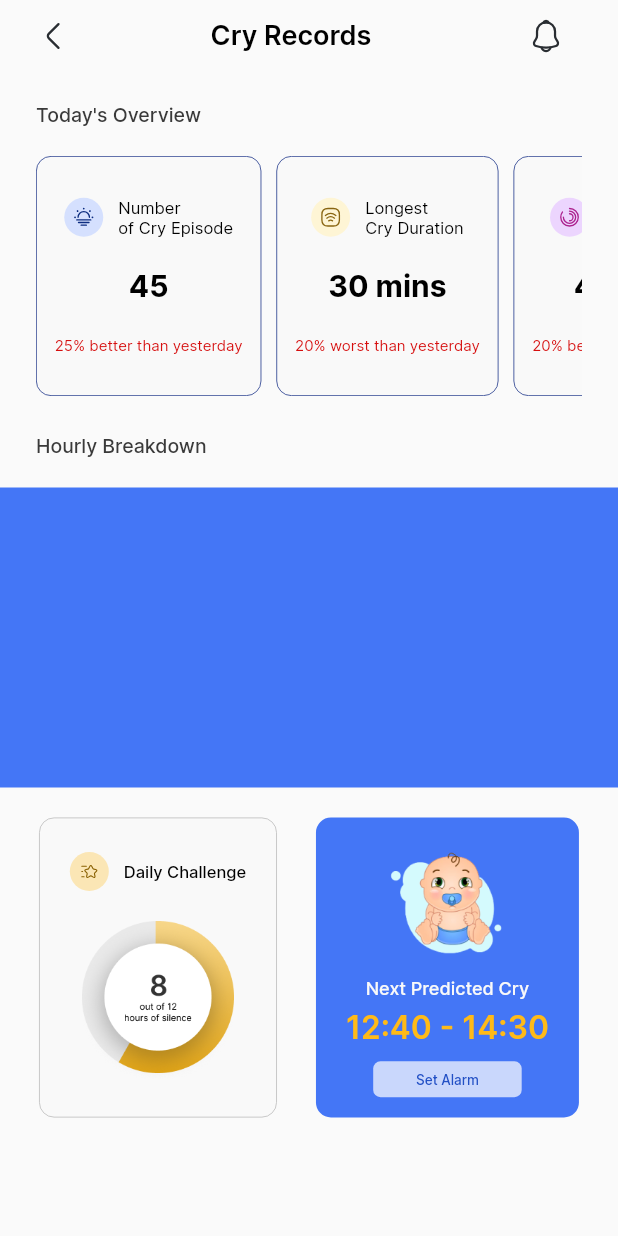
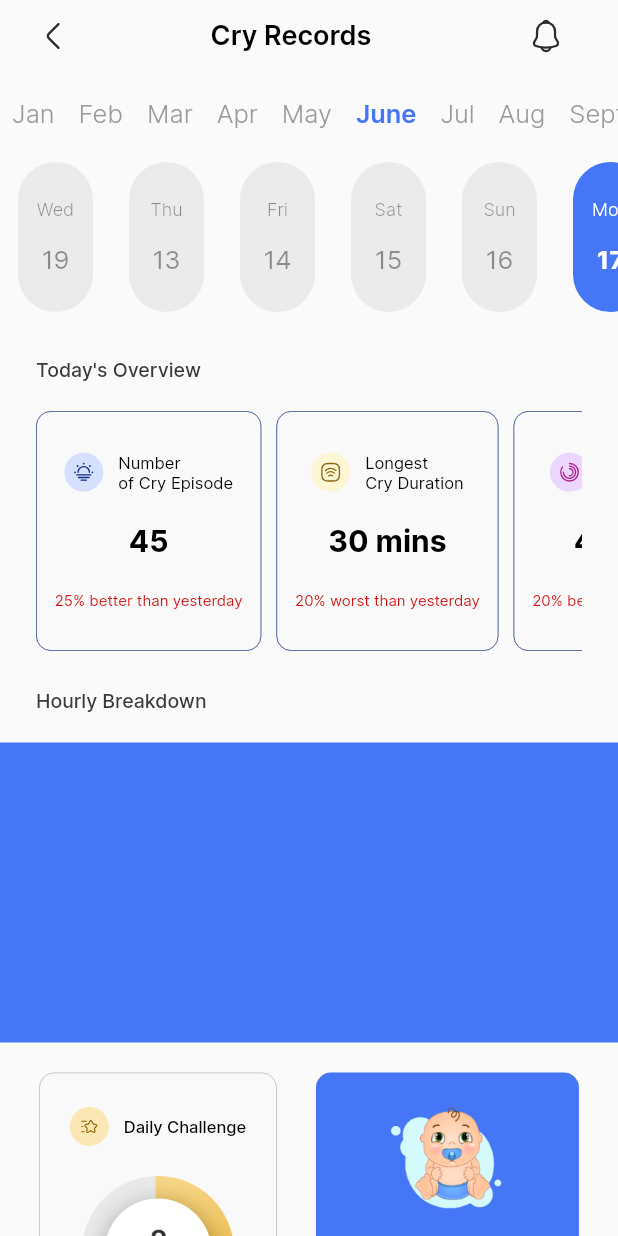
Before and after one commit to divincoder/ubenwa_val, a Flutter app: the HomeView screen opened by its route, on a phone screen of 412 x 824 dp. Run offline on Flutter 3.47's test engine with Material 2 defaults, Android fonts, the phone set to English and light mode, and no system bars; our stand-ins replace flutter_svg, stacked, stacked_services, stacked_shared.

Commit message:
- added month and day custom calender views

```diff
--- /dev/null
+++ b/lib/models/day_model.dart
@@ -0,0 +1,5 @@
+class DayModel {
+  final String day;
+  final String date;
+  DayModel({required this.day, required this.date});
+}
--- a/lib/ui/common/app_colors.dart
+++ b/lib/ui/common/app_colors.dart
@@ -10,6 +10,7 @@ class AppColors {
   static const Color babyThreeBg = Color(0xffFBF2E9);
   static const Color defaultCarousel = Color(0xffD3DEFC);
   static const Color text = Color(0xff3A3A3A);
+  static const Color textSecondary = Color(0xff9A9A9A);
   static const Color defaultStateCTA = Color(0xff858585);
   static const Color notificationIndicator = Color(0xffFFB300);
   static const Color darkBlue = Color(0xff132C84);
@@ -23,4 +24,5 @@ class AppColors {
   static const Color whiteHalf = Color(0xffF9F9F9);
   static const Color custard = Color(0xffFFBA18);
   static const Color alarmBtn = Color(0xff2250C5);
+  static const Color dayBg = Color(0xffEBEBEB);
 }
--- a/lib/ui/views/home/home_view.dart
+++ b/lib/ui/views/home/home_view.dart
@@ -3,7 +3,6 @@ import 'package:mum_health/gen/assets.gen.dart';
 import 'package:mum_health/generated/l10n.dart';
 import 'package:stacked/stacked.dart';
 import 'package:mum_health/ui/common/app_colors.dart';
-import 'package:mum_health/ui/common/ui_helpers.dart';
 import 'home_viewmodel.dart';
 import 'widgets/widgets.dart';
 
@@ -22,17 +21,18 @@ class HomeView extends StackedView<HomeViewModel> {
           child: Column(
             children: [
               _appBar(),
-              const SizedBox(height: 20),
+              const SizedBox(height: 10),
+              _monthsContainer(viewModel),
+              const SizedBox(height: 10),
+              _dayChooserContainer(viewModel),
+              const SizedBox(height: 30),
               const TodayOverviewContainer(),
               const SizedBox(height: 25),
               const HourlyBreakdownWidget(),
               const SizedBox(height: 20),
               const Row(
                 mainAxisAlignment: MainAxisAlignment.spaceEvenly,
-                children: [
-                  DailyChallengeWidget(),
-                  NextPredictedCryWidget()
-                ],
+                children: [DailyChallengeWidget(), NextPredictedCryWidget()],
               )
             ],
           ),
@@ -47,8 +47,7 @@ class HomeView extends StackedView<HomeViewModel> {
       padding: const EdgeInsets.symmetric(horizontal: 24),
       child: Row(
         children: [
-          GestureDetector(
-              onTap: () {}, child: Assets.svg.arrowLeft.svg()),
+          GestureDetector(onTap: () {}, child: Assets.svg.arrowLeft.svg()),
           Expanded(
               child: Align(
             alignment: Alignment.center,
@@ -63,9 +62,77 @@ class HomeView extends StackedView<HomeViewModel> {
     );
   }
 
+  _monthsContainer(HomeViewModel viewModel) {
+    return SizedBox(
+        height: 40,
+        child: ListView.builder(
+            scrollDirection: Axis.horizontal,
+            itemCount: viewModel.months.length,
+            itemBuilder: (BuildContext context, int index) {
+              return Padding(
+                padding: const EdgeInsets.all(8.0),
+                child: GestureDetector(
+                  onTap: () {
+                    viewModel.selectedMonthIndex = index;
+                  },
+                  child: Text(viewModel.months[index],
+                      style: TextStyle(
+                          color: viewModel.selectedMonthIndex == index
+                              ? AppColors.primary
+                              : AppColors.textSecondary,
+                          fontSize: 17,
+                          fontWeight: viewModel.selectedMonthIndex == index ? FontWeight.w600 : FontWeight.w300)),
+                ),
+              );
+            }));
+  }
+
+  _dayChooserContainer(HomeViewModel viewModel) {
+    return SizedBox(
+        height: 100,
+        child: ListView.builder(
+            scrollDirection: Axis.horizontal,
+            itemCount: viewModel.months.length,
+            itemBuilder: (BuildContext context, int index) {
+              return InkWell(
+                onTap: () {
+                  viewModel.selectedMonthIndex = index;
+                },
+                child: Container(
+                  margin: const EdgeInsets.symmetric(horizontal: 12),
+                  padding: const EdgeInsets.all(8.0),
+                  width: 50,
+                  decoration: BoxDecoration(
+                    borderRadius: BorderRadius.circular(43.22),
+                    color: viewModel.selectedMonthIndex == index ? AppColors.primary : AppColors.dayBg
+                  ),
+                  child: Column(
+                    mainAxisAlignment: MainAxisAlignment.spaceEvenly,
+                    children: [
+                      Text(viewModel.days[index].day,
+                          style: TextStyle(
+                              color: viewModel.selectedMonthIndex == index
+                                  ? Colors.white
+                                  : Colors.black.withOpacity(0.41),
+                              fontSize: 12,
+                              fontWeight: FontWeight.w300)),
+                      Text(viewModel.days[index].date,
+                          style: TextStyle(
+                              color: viewModel.selectedMonthIndex == index
+                                  ? Colors.white
+                                  : Colors.black.withOpacity(0.41),
+                              fontSize: 17,
+                              fontWeight: viewModel.selectedMonthIndex == index ? FontWeight.w700 : FontWeight.w400))
+                    ],
+                  ),
+                ),
+              );
+            }));
+  }
+
   @override
-  HomeViewModel viewModelBuilder(
-    BuildContext context,
-  ) =>
-      HomeViewModel();
+  HomeViewModel viewModelBuilder(BuildContext context) => HomeViewModel();
+
+  @override
+  void onViewModelReady(HomeViewModel viewModel) => viewModel.onReady();
 }
--- a/lib/ui/views/home/home_viewmodel.dart
+++ b/lib/ui/views/home/home_viewmodel.dart
@@ -2,6 +2,7 @@ import 'package:mum_health/app/app.bottomsheets.dart';
 import 'package:mum_health/app/app.dialogs.dart';
 import 'package:mum_health/app/app.locator.dart';
 import 'package:mum_health/generated/l10n.dart';
+import 'package:mum_health/models/day_model.dart';
 import 'package:stacked/stacked.dart';
 import 'package:stacked_services/stacked_services.dart';
 
@@ -10,6 +11,53 @@ class HomeViewModel extends BaseViewModel {
   final _bottomSheetService = locator<BottomSheetService>();
 
   var nextPredictedCry = "12:40 - 14:30";
+  var months = [
+    "Jan",
+    "Feb",
+    "Mar",
+    "Apr",
+    "May",
+    "June",
+    "Jul",
+    "Aug",
+    "Sept",
+    "Oct",
+    "Nov",
+    "Dec"
+  ];
+  var days = [
+    DayModel(day: "Wed", date: "19"),
+    DayModel(day: "Thu", date: "13"),
+    DayModel(day: "Fri", date: "14"),
+    DayModel(day: "Sat", date: "15"),
+    DayModel(day: "Sun", date: "16"),
+    DayModel(day: "Mon", date: "17"),
+    DayModel(day: "Tue", date: "18"),
+    DayModel(day: "Wed", date: "19"),
+    DayModel(day: "Thu", date: "20"),
+    DayModel(day: "Fri", date: "21"),
+    DayModel(day: "Sat", date: "22"),
+    DayModel(day: "Sun", date: "23"),
+    DayModel(day: "Mon", date: "24"),
+  ];
+  late int _selectedMonthIndex;
+  int get selectedMonthIndex => _selectedMonthIndex;
+  set selectedMonthIndex(int value) {
+    _selectedMonthIndex = value;
+    notifyListeners();
+  }
+
+  late int _selectedDayIndex;
+  int get selectedDayIndex => _selectedDayIndex;
+  set selectedDayIndex(int value) {
+    _selectedDayIndex = value;
+    notifyListeners();
+  }
+
+  onReady() {
+    _selectedMonthIndex = 5;
+    _selectedDayIndex = 3;
+  }
 
   void showDialog() {
     _dialogService.showCustomDialog(
@@ -22,8 +70,8 @@ class HomeViewModel extends BaseViewModel {
   void showBottomSheet() {
     _bottomSheetService.showCustomSheet(
       variant: BottomSheetType.notice,
-        title: S.current.getStarted,
-        description: S.current.pleaseWaitWhileWeGatherBayData,
+      title: S.current.getStarted,
+      description: S.current.pleaseWaitWhileWeGatherBayData,
     );
   }
 }
```
